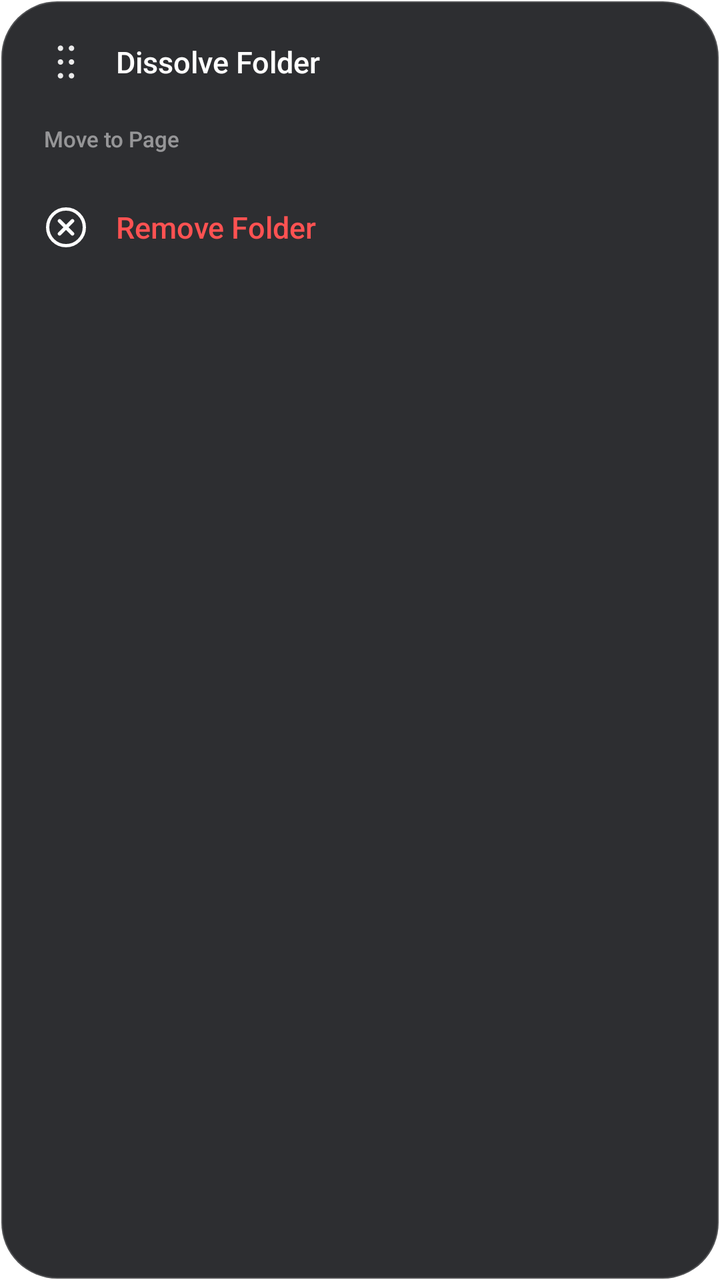
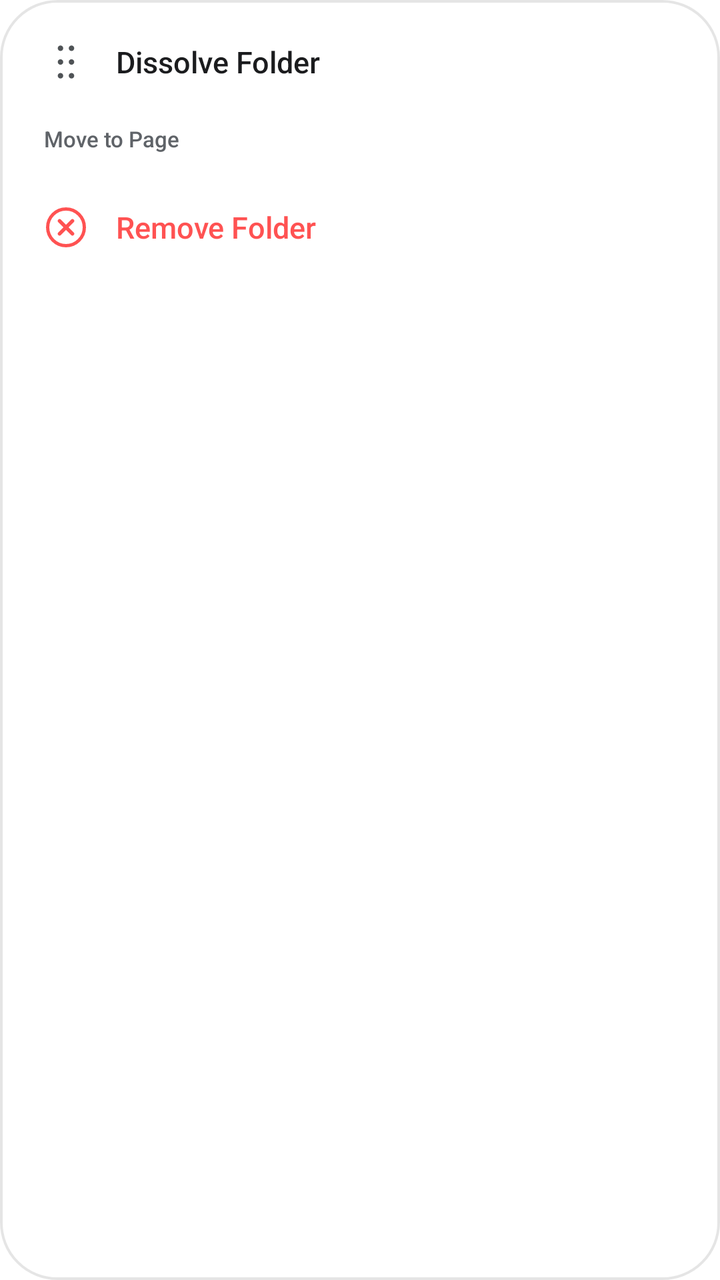

The first picture is an Android layout as it rendered before a commit; the second is the same layout after the commit. The layout source and the unified diff follow.
<!-- AndroidManifest.xml: application theme Theme.PixelLauncher -->
<!-- res/layout/popup_folder_options.xml -->
<?xml version="1.0" encoding="utf-8"?>
<LinearLayout xmlns:android="http://schemas.android.com/apk/res/android"
    android:id="@+id/folder_opts_root"
    android:layout_width="236dp"
    android:layout_height="wrap_content"
    android:background="@drawable/popup_menu_bg"
    android:orientation="vertical"
    android:padding="8dp"
    android:elevation="20dp">

    
    <LinearLayout
        android:id="@+id/folder_item_dissolve"
        android:layout_width="match_parent"
        android:layout_height="46dp"
        android:orientation="horizontal"
        android:gravity="center_vertical"
        android:paddingStart="14dp"
        android:paddingEnd="14dp"
        android:layout_marginBottom="2dp"
        android:background="@drawable/popup_item_bg"
        android:clickable="true"
        android:focusable="true">

        <ImageView
            android:layout_width="22dp"
            android:layout_height="22dp"
            android:src="@drawable/ic_move" />

        <TextView
            android:layout_width="wrap_content"
            android:layout_height="wrap_content"
            android:layout_marginStart="14dp"
            android:text="Dissolve Folder"
            android:textColor="#FFFFFF"
            android:textSize="15sp"
            android:fontFamily="sans-serif-medium" />
    </LinearLayout>

    
    <LinearLayout
        android:id="@+id/folder_layout_move_pages"
        android:layout_width="match_parent"
        android:layout_height="wrap_content"
        android:orientation="vertical"
        android:paddingStart="14dp"
        android:paddingEnd="14dp"
        android:paddingTop="6dp"
        android:paddingBottom="6dp"
        android:layout_marginBottom="2dp">

        <TextView
            android:layout_width="wrap_content"
            android:layout_height="wrap_content"
            android:text="Move to Page"
            android:textColor="#80FFFFFF"
            android:textSize="11sp"
            android:fontFamily="sans-serif-medium"
            android:layout_marginBottom="6dp" />

        <HorizontalScrollView
            android:layout_width="match_parent"
            android:layout_height="wrap_content"
            android:scrollbars="none"
            android:overScrollMode="never">

            <LinearLayout
                android:id="@+id/folder_ll_page_chips"
                android:layout_width="wrap_content"
                android:layout_height="wrap_content"
                android:orientation="horizontal" />
        </HorizontalScrollView>
    </LinearLayout>

    
    <LinearLayout
        android:id="@+id/folder_item_remove"
        android:layout_width="match_parent"
        android:layout_height="46dp"
        android:orientation="horizontal"
        android:gravity="center_vertical"
        android:paddingStart="14dp"
        android:paddingEnd="14dp"
        android:background="@drawable/popup_item_bg"
        android:clickable="true"
        android:focusable="true">

        <ImageView
            android:layout_width="22dp"
            android:layout_height="22dp"
            android:src="@drawable/ic_remove" />

        <TextView
            android:layout_width="wrap_content"
            android:layout_height="wrap_content"
            android:layout_marginStart="14dp"
            android:text="Remove Folder"
            android:textColor="#FF5252"
            android:textSize="15sp"
            android:fontFamily="sans-serif-medium" />
    </LinearLayout>
</LinearLayout>
<!-- resources referenced by this layout -->
<resources>
  <!-- drawable ic_move (drawable) -->
  <?xml version="1.0" encoding="utf-8"?>
  <vector xmlns:android="http://schemas.android.com/apk/res/android"
      android:width="24dp"
      android:height="24dp"
      android:viewportWidth="24"
      android:viewportHeight="24">
      
      <path
          android:fillColor="#E6FFFFFF"
          android:pathData="M9,6 C9.83,6 10.5,5.33 10.5,4.5 C10.5,3.67 9.83,3 9,3 C8.17,3 7.5,3.67 7.5,4.5 C7.5,5.33 8.17,6 9,6 Z
                            M9,13.5 C9.83,13.5 10.5,12.83 10.5,12 C10.5,11.17 9.83,10.5 9,10.5 C8.17,10.5 7.5,11.17 7.5,12 C7.5,12.83 8.17,13.5 9,13.5 Z
                            M9,21 C9.83,21 10.5,20.33 10.5,19.5 C10.5,18.67 9.83,18 9,18 C8.17,18 7.5,18.67 7.5,19.5 C7.5,20.33 8.17,21 9,21 Z
                            M15,6 C15.83,6 16.5,5.33 16.5,4.5 C16.5,3.67 15.83,3 15,3 C14.17,3 13.5,3.67 13.5,4.5 C13.5,5.33 14.17,6 15,6 Z
                            M15,13.5 C15.83,13.5 16.5,12.83 16.5,12 C16.5,11.17 15.83,10.5 15,10.5 C14.17,10.5 13.5,11.17 13.5,12 C13.5,12.83 14.17,13.5 15,13.5 Z
                            M15,21 C15.83,21 16.5,20.33 16.5,19.5 C16.5,18.67 15.83,18 15,18 C14.17,18 13.5,18.67 13.5,19.5 C13.5,20.33 14.17,21 15,21 Z" />
  </vector>
  <!-- drawable ic_remove (drawable) -->
  <?xml version="1.0" encoding="utf-8"?>
  <vector xmlns:android="http://schemas.android.com/apk/res/android"
      android:width="24dp"
      android:height="24dp"
      android:viewportWidth="24"
      android:viewportHeight="24">
      
      <path
          android:strokeColor="#FFFFFFFF"
          android:strokeWidth="1.8"
          android:strokeLineCap="round"
          android:strokeLineJoin="round"
          android:pathData="M12,2 C6.48,2 2,6.48 2,12 C2,17.52 6.48,22 12,22 C17.52,22 22,17.52 22,12 C22,6.48 17.52,2 12,2 Z" />
      
      <path
          android:strokeColor="#FFFFFFFF"
          android:strokeWidth="2.0"
          android:strokeLineCap="round"
          android:pathData="M8.5,8.5 L15.5,15.5 M15.5,8.5 L8.5,15.5" />
  </vector>
  <!-- drawable popup_item_bg (drawable) -->
  <?xml version="1.0" encoding="utf-8"?>
  <ripple xmlns:android="http://schemas.android.com/apk/res/android"
      android:color="#26FFFFFF">
      <item android:id="@android:id/mask">
          <shape android:shape="rectangle">
              <corners android:radius="18dp" />
              <solid android:color="#FFFFFF" />
          </shape>
      </item>
  </ripple>
  <!-- drawable popup_menu_bg (drawable) -->
  <?xml version="1.0" encoding="utf-8"?>
  <shape xmlns:android="http://schemas.android.com/apk/res/android"
      android:shape="rectangle">
      <corners android:radius="28dp" />
      <solid android:color="#F0202125" />
      <stroke android:width="1.2dp" android:color="#2BFFFFFF" />
  </shape>
  <style name="Theme.PixelLauncher" parent="@android:style/Theme.DeviceDefault.NoActionBar">
          <item name="android:windowShowWallpaper">true</item>
          <item name="android:windowBackground">@android:color/transparent</item>
          <item name="android:windowTranslucentStatus">false</item>
          <item name="android:windowTranslucentNavigation">false</item>
          <item name="android:windowDrawsSystemBarBackgrounds">true</item>
          <item name="android:statusBarColor">@android:color/transparent</item>
          <item name="android:navigationBarColor">@android:color/transparent</item>
      </style>
</resources>

<!-- the commit's change to res/layout/popup_folder_options.xml (unified diff, before → after) -->
@@ -25,14 +25,15 @@
         <ImageView
             android:layout_width="22dp"
             android:layout_height="22dp"
-            android:src="@drawable/ic_move" />
+            android:src="@drawable/ic_move"
+            android:tint="@color/icon_on_surface" />
 
         <TextView
             android:layout_width="wrap_content"
             android:layout_height="wrap_content"
             android:layout_marginStart="14dp"
             android:text="Dissolve Folder"
-            android:textColor="#FFFFFF"
+            android:textColor="@color/text_on_surface"
             android:textSize="15sp"
             android:fontFamily="sans-serif-medium" />
     </LinearLayout>
@@ -53,7 +54,7 @@
             android:layout_width="wrap_content"
             android:layout_height="wrap_content"
             android:text="Move to Page"
-            android:textColor="#80FFFFFF"
+            android:textColor="@color/text_on_surface_secondary"
             android:textSize="11sp"
             android:fontFamily="sans-serif-medium"
             android:layout_marginBottom="6dp" />
@@ -88,7 +89,8 @@
         <ImageView
             android:layout_width="22dp"
             android:layout_height="22dp"
-            android:src="@drawable/ic_remove" />
+            android:src="@drawable/ic_remove"
+            android:tint="#FF5252" />
 
         <TextView
             android:layout_width="wrap_content"
<!-- resource entries referenced after the edit -->
@@ -1,5 +1,8 @@
 <!-- resources referenced by this layout -->
 <resources>
+  <color name="icon_on_surface">#FF3C4043</color>
+  <color name="text_on_surface">#FF1B1C1E</color>
+  <color name="text_on_surface_secondary">#FF5F6368</color>
   <!-- drawable ic_move (drawable) -->
   <?xml version="1.0" encoding="utf-8"?>
   <vector xmlns:android="http://schemas.android.com/apk/res/android"
@@ -41,7 +44,7 @@
   <!-- drawable popup_item_bg (drawable) -->
   <?xml version="1.0" encoding="utf-8"?>
   <ripple xmlns:android="http://schemas.android.com/apk/res/android"
-      android:color="#26FFFFFF">
+      android:color="@color/ripple_surface">
       <item android:id="@android:id/mask">
           <shape android:shape="rectangle">
               <corners android:radius="18dp" />
@@ -54,11 +57,14 @@
   <shape xmlns:android="http://schemas.android.com/apk/res/android"
       android:shape="rectangle">
       <corners android:radius="28dp" />
-      <solid android:color="#F0202125" />
-      <stroke android:width="1.2dp" android:color="#2BFFFFFF" />
+      <solid android:color="@color/surface_popup" />
+      <stroke android:width="1.2dp" android:color="@color/surface_popup_stroke" />
   </shape>
-  <style name="Theme.PixelLauncher" parent="@android:style/Theme.DeviceDefault.NoActionBar">
+  <style name="Theme.PixelLauncher" parent="@android:style/Theme.DeviceDefault.DayNight">
+          <item name="android:windowNoTitle">true</item>
+          <item name="android:windowActionBar">false</item>
           <item name="android:windowShowWallpaper">true</item>
+          <item name="android:windowIsTranslucent">true</item>
           <item name="android:windowBackground">@android:color/transparent</item>
           <item name="android:windowTranslucentStatus">false</item>
           <item name="android:windowTranslucentNavigation">false</item>
@@ -66,5 +72,8 @@
           <item name="android:statusBarColor">@android:color/transparent</item>
           <item name="android:navigationBarColor">@android:color/transparent</item>
       </style>
+  <color name="ripple_surface">#1F000000</color>
+  <color name="surface_popup">#F7FFFFFF</color>
+  <color name="surface_popup_stroke">#1A000000</color>
 </resources>
 
